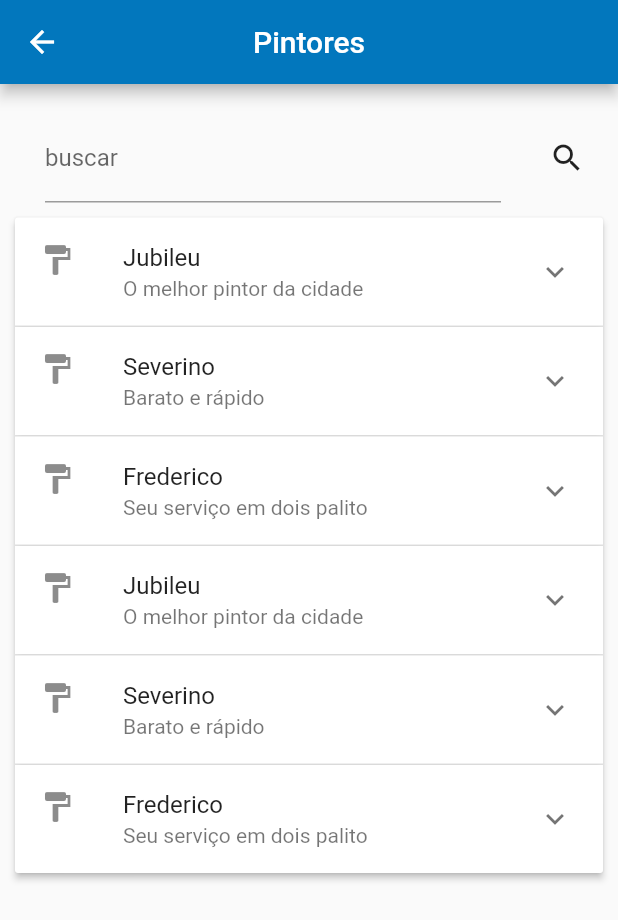
After one commit to wanderson100v/solicitar-pintura, a Flutter app: the RequestWidget screen opened directly, on a phone screen of 412 x 824 dp. The commit adds this screen. Shown: the top 920 px of the screen. Run offline on Flutter 3.47's test engine with Material 2 defaults, Android fonts, the phone set to English and light mode, and no system bars; our stand-ins replace bubble_bottom_bar; missing offline and left inert: animated_splash, multi_media_picker; Roboto replaces fonts that are missing (Hind, Montserrat).

Commit message:
Listar pintores para solicitação

```diff
--- a/app/lib/src/client/dashboard/dashboeard-widget.dart
+++ b/app/lib/src/client/dashboard/dashboeard-widget.dart
@@ -1,3 +1,4 @@
+import 'package:app/src/client/request/request-widget.dart';
 import 'package:app/src/login/login-widget.dart';
 import 'package:app/src/profile/profile-widget.dart';
 import "package:flutter/material.dart";
@@ -53,7 +54,10 @@ class _ClientDashboardWidgetState extends State<ClientDashboardWidget> {
           ),
         ),
         floatingActionButton: FloatingActionButton(
-          onPressed: ()=>{},
+          onPressed: ()=>{
+            Navigator.of(context).push(
+                    MaterialPageRoute(builder: (context)=>RequestWidget()))
+          },
           child: Icon(Icons.add),
           backgroundColor: Colors.red,
         ),
--- /dev/null
+++ b/app/lib/src/client/request/request-widget.dart
@@ -0,0 +1,83 @@
+
+import 'package:app/src/default-widgets/label-description-widget.dart';
+import 'package:app/src/default-widgets/text-form-field-widget.dart';
+import 'package:flutter/material.dart';
+
+class RequestWidget extends StatefulWidget {
+  @override
+  _RequestWidgetState createState() => _RequestWidgetState();
+}
+
+class _RequestWidgetState extends State<RequestWidget> {
+  static List<Painter> painters = [
+    Painter(name: "Jubileu",description: "O melhor pintor da cidade",  dayliValue: 80, squareMeterValue: 20),
+    Painter(name: "Severino",description: "Barato e rápido", dayliValue: 90, squareMeterValue: 40),
+    Painter(name: "Frederico",description: "Seu serviço em dois palito", dayliValue: 70, squareMeterValue: 15),
+    Painter(name: "Jubileu",description: "O melhor pintor da cidade",  dayliValue: 80, squareMeterValue: 20),
+    Painter(name: "Severino",description: "Barato e rápido", dayliValue: 90, squareMeterValue: 40),
+    Painter(name: "Frederico",description: "Seu serviço em dois palito", dayliValue: 70, squareMeterValue: 15),
+  ];
+
+  @override
+  Widget build(BuildContext context) {
+    return Scaffold(
+      appBar: AppBar(
+        title: Text("Pintores"),
+        centerTitle: true,
+      ),
+      body:  Container(
+        padding: EdgeInsets.all(10),
+        child: ListView( children: <Widget>[
+            Row(children :<Widget>[
+              Expanded(child:TextFormFieldWidget("buscar", false,"Busca em branco")) ,
+              IconButton(
+                icon: Icon(Icons.search),
+                onPressed : (){}
+              )
+            ]),
+            Container(
+              child:_buildExpansionPanelListWidget())
+          ]
+        ),
+      )
+    );
+  }
+
+
+  ExpansionPanelList _buildExpansionPanelListWidget(){
+    return ExpansionPanelList(
+      expansionCallback: (int index, bool isExpanded) {
+          setState(() {
+            painters[index].isExpanded = !isExpanded;
+          });
+        },
+        children: painters.map<ExpansionPanel>((Painter painter) {
+          return ExpansionPanel(
+              headerBuilder: (BuildContext context, bool isExpanded) {
+                return ListTile(
+                    leading: Icon(Icons.format_paint),
+                    title: Text(painter.name),
+                    subtitle: Text(painter.description)
+                  );
+              },
+              body: Column(children: <Widget>[
+                Text("Valores cobrados", style: TextStyle(fontSize: 18),),
+                LabelDescriptionWidget("Diária", painter.dayliValue.toString()),
+                LabelDescriptionWidget("Metro quadrado", painter.squareMeterValue.toString()),
+              ]),
+              isExpanded: painter.isExpanded);
+        }).toList());
+  }
+}
+
+class Painter{
+  String name;
+  Image image;
+  double dayliValue;
+  double squareMeterValue;
+  String description;
+  bool isExpanded;
+
+  Painter({this.name, this.image, this.description, this.dayliValue, this.squareMeterValue, this.isExpanded = false});
+
+}
```
